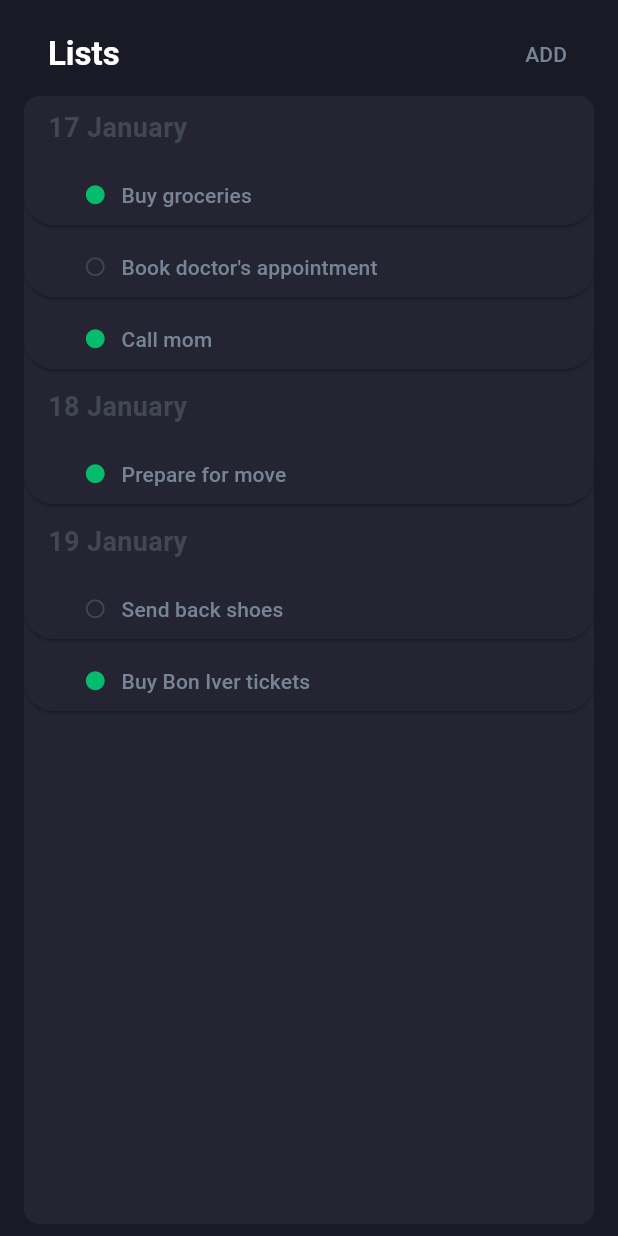
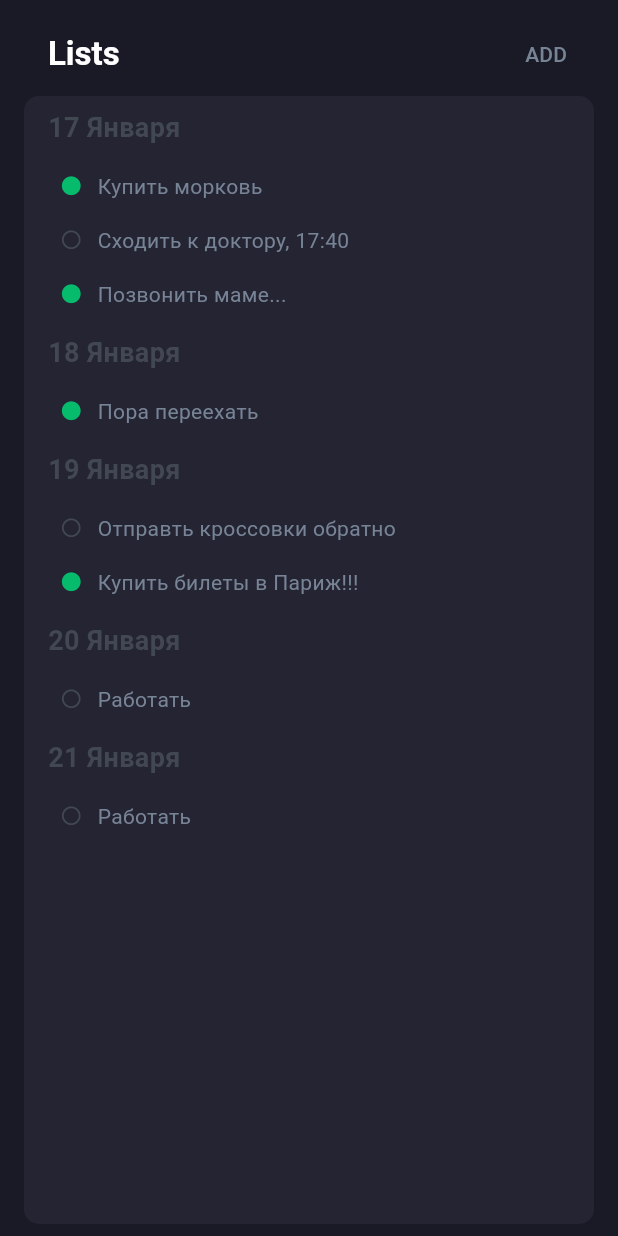
Before and after one commit to KaX8/Flutter-Lab-3, a Flutter app: the screen it shows after launch, on a phone screen of 412 x 824 dp. Run offline on Flutter 3.47's test engine with Material 3 defaults, Android fonts, the phone set to English and light mode, and no system bars.

Commit message:
сраные асинхроны

```diff
--- /dev/null
+++ b/assets/data/events.txt
@@ -0,0 +1 @@
+asd asd asd asasd asddddddddddddddddddddddddddddddddd
--- /dev/null
+++ b/lib/ParseEvents.dart
@@ -0,0 +1,39 @@
+import 'package:flutter/material.dart';
+import 'package:flutter/services.dart' show ByteData, rootBundle;
+import 'package:path_provider/path_provider.dart';
+import 'dart:io';
+
+class ParseEvents {
+  static Future<String> readData() async {
+    String data = "";
+    try {
+      Directory appDocDir = await getApplicationDocumentsDirectory();
+      String filePath = '${appDocDir.path}/events.txt';
+
+      File f = File(filePath);
+
+      data = await f.readAsString();
+
+    } catch (e) {
+      print(e);
+    }
+    // print(data);
+    return data;
+  }
+
+  static Future<void> writeDataToFile(String data) async {
+    try {
+      Directory appDocDir = await getApplicationDocumentsDirectory();
+      String filePath = '${appDocDir.path}/events.txt';
+
+      File file = File(filePath);
+
+      await file.writeAsString(data);
+
+      String fileContent = await file.readAsString();
+      // print('Содержимое файла: $fileContent');
+    } catch (e) {
+      print(e);
+    }
+  }
+}
--- a/lib/Task.dart
+++ /dev/null
@@ -1,13 +0,0 @@
-import 'package:flutter/material.dart';
-
-class Task{
-
-  final String mainText;
-  final String subText;
-  final bool checked;
-  final bool favorite;
-  final String time;
-  final Widget w;
-
-  Task(this.mainText, this.subText, this.checked, this.w, this.time, this.favorite);
-}
--- a/lib/ToDoList.dart
+++ b/lib/ToDoList.dart
@@ -1,27 +1,48 @@
 import 'package:flutter/material.dart';
+import 'dart:convert';
+
+import 'package:lab_3_todo/ParseEvents.dart';
 
 class ToDoList extends StatefulWidget {
   const ToDoList({super.key});
 
+
+
   @override
-  State<ToDoList> createState() => _ToDoListState();
+  // ignore: no_logic_in_create_state
+  State<ToDoList> createState() {
+
+    // String a = ParseEvents.readData() as String;
+    // print(a);
+
+    return _ToDoListState(json: "");
+  }
 }
 
 class _ToDoListState extends State<ToDoList> {
-  Map<String, List<Map<String, bool>>> groupedEvents = {
-    '17 January': [{'Buy groceries': true}, {'Book doctor\'s appointment': false}, {'Call mom': true}],
-    '18 January': [{'Prepare for move': true}],
-    '19 January': [{'Send back shoes': false}, {'Buy Bon Iver tickets': true}],
-  };
+
+  String json;
+  _ToDoListState ({required this.json});
+  Map<String, List<Map<String, bool>>> groupedEvents = createMap();
+
+
 
   @override
   Widget build(BuildContext context) {
+
+    ParseEvents.writeDataToFile(jsonEncode(groupedEvents));
+
+
     Icon doneIcon = Icon(Icons.circle, size: 15.0, color: Color.fromRGBO(6, 187, 108, 1));
     Icon unDoneIcon = Icon(Icons.circle_outlined, size: 15.0, color: Color.fromRGBO(66, 72, 82, 1));
 
     void changeGroupedEvents(List<String> a){
-      groupedEvents.map((key, value) => {
-
+      setState(() {
+        groupedEvents[a[0]]?.forEach((element) {
+          if (element.keys.single == a[1]){
+            element.update(a[1], (value) => value ? false : true);
+          }
+        });
       });
     }
 
@@ -54,11 +75,16 @@ class _ToDoListState extends State<ToDoList> {
                     bool done = bool.parse(task.values.first.toString());
 
 
-                    return ElevatedButton(
-                      onPressed: () => test([entry.key,task.keys.first]),
-                      style: ButtonStyle(
-                        backgroundColor: MaterialStateProperty.all(Color.fromRGBO(36,36,51, 1)),
-                      ),
+                    return InkWell(
+                      onTap: () => changeGroupedEvents([entry.key,task.keys.first]),
+                      splashColor: Colors.red,
+                      focusColor: Colors.red,
+                      hoverColor: Colors.red,
+                      highlightColor: Colors.red,
+                      radius: 1,
+
+                      child: Padding(
+                        padding: const EdgeInsets.symmetric(horizontal: 8),
                         child: Container(
                           padding: EdgeInsets.symmetric(vertical: 8.0, horizontal: 16.0),
                           child: Row(
@@ -74,6 +100,7 @@ class _ToDoListState extends State<ToDoList> {
                             ],
                           ),
                         ),
+                      ),
                     );
                   }).toList(),
                 ],
@@ -85,3 +112,33 @@ class _ToDoListState extends State<ToDoList> {
     );
   }
 }
+
+Map<String, List<Map<String, bool>>> createMap({String json = ""}){
+  // Твой исходный Map
+  Map<String, List<Map<String, bool>>> test = {
+    '17 Января': [{'Купить морковь': true}, {'Сходить к доктору, 17:40': false}, {'Позвонить маме...': true}],
+    '18 Января': [{'Пора переехать': true}],
+    '19 Января': [{'Отправть кроссовки обратно': false}, {'Купить билеты в Париж!!!': true}],
+    '20 Января': [{'Работать': false}],
+    '21 Января': [{'Работать': false}],
+  };
+  json = json.isEmpty ? jsonEncode(test) : json;
+
+  var decodedJson = jsonDecode(json);
+
+  // Преобразование в нужный тип
+  Map<String, List<Map<String, bool>>> decoded = decodedJson.map<String, List<Map<String, bool>>>( (key, value) {
+      String stringKey = key; // ДАТА
+      List list = value; // ЗАДАЧА:ФЛАГ
+      return MapEntry( // МАПАЕМ
+          stringKey, // ДАТА
+          list.map<Map<String, bool>>((item) {
+            // ЗАДАЧА:ФЛАГ
+            return Map<String, bool>.from(item as Map);
+          }).toList());
+    },
+  );
+
+  print(decoded);
+  return decoded;
+}
--- a/lib/main.dart
+++ b/lib/main.dart
@@ -2,10 +2,15 @@ import 'package:flutter/material.dart';
 import 'package:flutter/services.dart';
 import 'package:lab_3_todo/ToDoBase.dart';
 import 'ToDoMain.dart';
+import 'ParseEvents.dart';
 
-void main() {
-  print("object");
+Future<void> main() async {
+
+
   runApp(const ToDoApp());
+
+  String a = await ParseEvents.readData();
+
 }
 
 class ToDoApp extends StatelessWidget {
--- a/pubspec.yaml
+++ b/pubspec.yaml
@@ -30,6 +30,7 @@ environment:
 dependencies:
   flutter:
     sdk: flutter
+  path_provider: ^2.0.2
 
 
   # The following adds the Cupertino Icons font to your application.
@@ -60,7 +61,7 @@ flutter:
 
   # To add assets to your application, add an assets section, like this:
   assets:
-    - assets/db.txt
+    - assets/data/events.txt
   #   - images/a_dot_ham.jpeg
 
   # An image asset can refer to one or more resolution-specific "variants", see
```
Also changed, not shown: assets/db.txt (deleted), pubspec.lock, 1 other file. Lines whose indentation alone changed are shown as unchanged.
